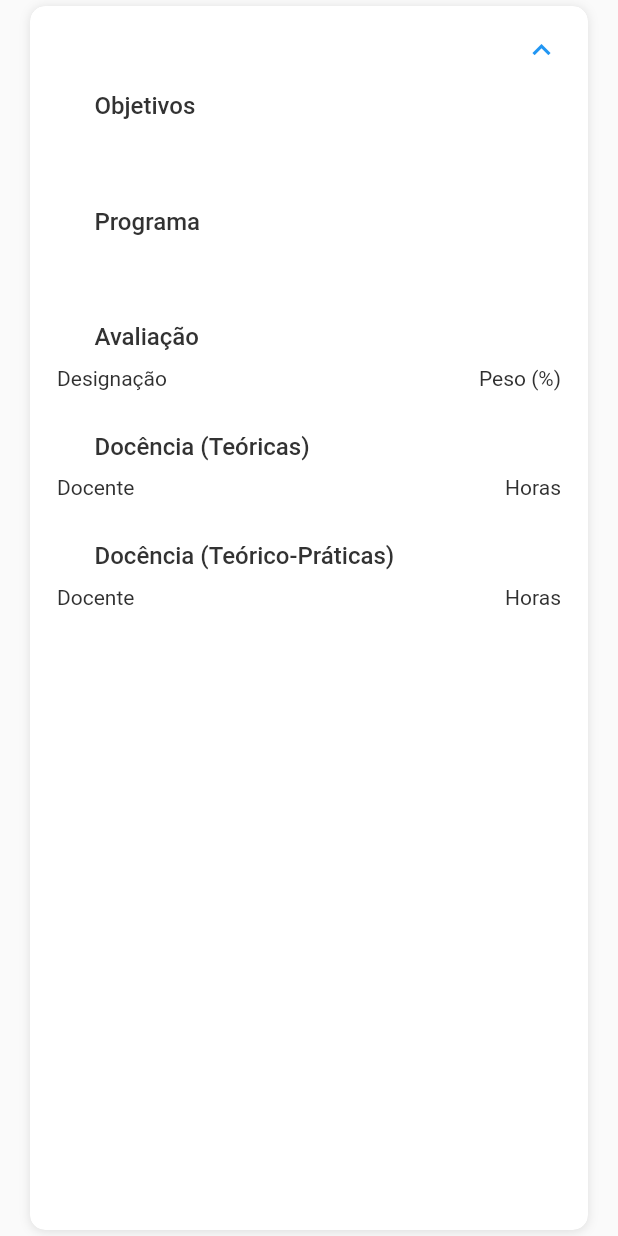
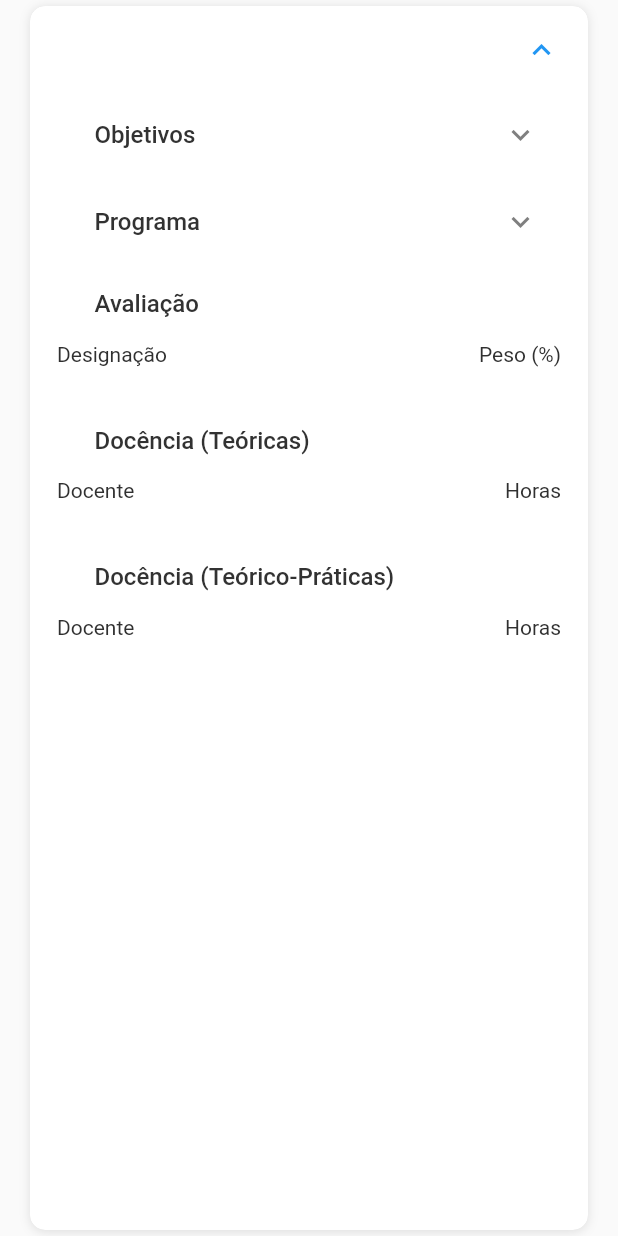
Before and after one commit to NanD0245/feup-esof, a Flutter app: the CourseSheetCard widget shown alone on an empty page, opened directly with empty values, after a tap on the "expand more" icon, on a phone screen of 412 x 824 dp. Run offline on Flutter 3.47's test engine with Material 2 defaults, Android fonts, the phone set to English and light mode, and no system bars; our stand-ins replace connectivity, email_validator, flutter_cache_manager, flutter_markdown, flutter_redux, flutter_svg and 11 more; missing offline and left inert: add_2_calendar, encrypt, query_params; accounts and stored records are empty; network calls fail.

Commit message:
Add extension tile to course's goals and course's program and fix padding

```diff
--- a/app_feup/lib/view/Widgets/Courses/course_sheet_card.dart
+++ b/app_feup/lib/view/Widgets/Courses/course_sheet_card.dart
@@ -47,7 +47,7 @@ class CourseSheetCard extends CourseGenericCard {
           defaultVerticalAlignment: TableCellVerticalAlignment.middle,
           children: getTeachersTable(courseSheet.getTeachers(true))),
       Container(
-        padding: EdgeInsets.fromLTRB(0, 10, 0, 10),
+        padding: EdgeInsets.fromLTRB(0, 16, 0, 16),
       ),
       sectionTitle('Docência (Teórico-Práticas)'),
       Table(
@@ -80,14 +80,14 @@ class CourseSheetCard extends CourseGenericCard {
     return [
           TableRow(children: [
             Container(
-              margin: const EdgeInsets.only(top: 10.0, bottom: 8.0, left: 5.0),
+              margin: const EdgeInsets.only(top: 16.0, bottom: 8.0, left: 5.0),
               child: Text(
                 'Docente',
                 style: TextStyle(fontSize: 14),
               ),
             ),
             Container(
-              margin: const EdgeInsets.only(top: 10.0, bottom: 8.0, right: 5.0),
+              margin: const EdgeInsets.only(top: 16.0, bottom: 8.0, right: 5.0),
               child: Align(
                   alignment: Alignment.centerRight,
                   child: Text(
@@ -101,8 +101,10 @@ class CourseSheetCard extends CourseGenericCard {
   }
 
   Widget courseObjectiveWidget() {
-    return Column(children: [
-      sectionTitle('Objetivos'),
+    return ExpansionTile(
+        title: sectionTitle('Objetivos'),
+        tilePadding: EdgeInsets.only(right: 20),
+        children: [
           Container(
             child: Align(
                 alignment: Alignment.centerLeft,
@@ -110,17 +112,15 @@ class CourseSheetCard extends CourseGenericCard {
                   courseSheet.goals,
                   style: TextStyle(fontWeight: FontWeight.w400),
                 )),
-        padding: EdgeInsets.fromLTRB(0, 10, 0, 10),
-      ),
-      Container(
-        padding: EdgeInsets.fromLTRB(0, 10, 0, 10),
           ),
         ]);
   }
 
   Widget courseProgramWidget() {
-    return Column(children: [
-      sectionTitle('Programa'),
+    return ExpansionTile(
+        title: sectionTitle('Programa'),
+        tilePadding: EdgeInsets.only(right: 20),
+        children: [
           Container(
             child: Align(
                 alignment: Alignment.centerLeft,
@@ -128,23 +128,22 @@ class CourseSheetCard extends CourseGenericCard {
                   courseSheet.program,
                   style: TextStyle(fontWeight: FontWeight.w400),
                 )),
-        padding: EdgeInsets.fromLTRB(0, 10, 0, 10),
-      ),
-      Container(
-        padding: EdgeInsets.fromLTRB(0, 10, 0, 10),
           ),
         ]);
   }
 
   Widget courseEvaluationWidget() {
     return Column(children: [
+      Container(
+        padding: EdgeInsets.fromLTRB(0, 16, 0, 0),
+      ),
       sectionTitle('Avaliação'),
       Table(
           columnWidths: {1: FractionColumnWidth(.3)},
           defaultVerticalAlignment: TableCellVerticalAlignment.middle,
           children: getEvaluationTable()),
       Container(
-        padding: EdgeInsets.fromLTRB(0, 10, 0, 10),
+        padding: EdgeInsets.fromLTRB(0, 16, 0, 16),
       ),
     ]);
   }
@@ -173,14 +172,14 @@ class CourseSheetCard extends CourseGenericCard {
     return [
           TableRow(children: [
             Container(
-              margin: const EdgeInsets.only(top: 10.0, bottom: 8.0, left: 5.0),
+              margin: const EdgeInsets.only(top: 16.0, bottom: 8.0, left: 5.0),
               child: Text(
                 'Designação',
                 style: TextStyle(fontSize: 14),
               ),
             ),
             Container(
-              margin: const EdgeInsets.only(top: 10.0, bottom: 8.0, right: 5.0),
+              margin: const EdgeInsets.only(top: 16.0, bottom: 8.0, right: 5.0),
               child: Align(
                   alignment: Alignment.centerRight,
                   child: Text(
```
Lines whose indentation alone changed are shown as unchanged.
